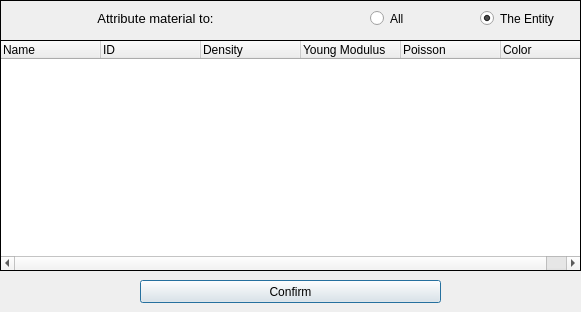
Qt form pulse/uix/user_input/ui/materialInput.ui (open-pulse/OpenPulse) before a commit.
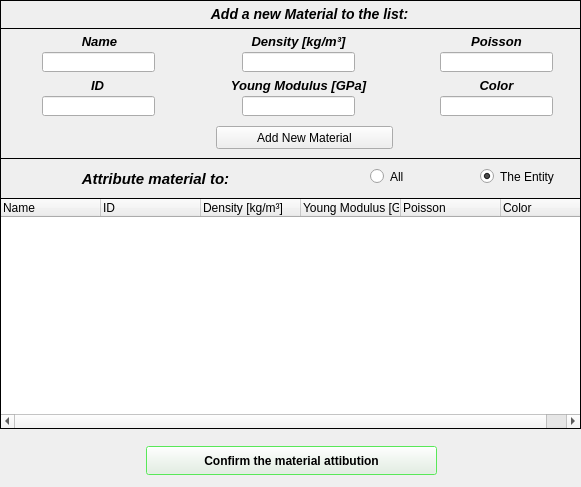
The same form after that commit. Icons and pictures are not drawn.

Commit message: New material/fluid - Ok

```diff
--- a/pulse/uix/user_input/ui/materialInput.ui
+++ b/pulse/uix/user_input/ui/materialInput.ui
@@ -10,7 +10,7 @@
     <x>0</x>
     <y>0</y>
     <width>581</width>
-    <height>312</height>
+    <height>487</height>
    </rect>
   </property>
   <property name="sizePolicy">
@@ -19,6 +19,12 @@
     <verstretch>0</verstretch>
    </sizepolicy>
   </property>
+  <property name="maximumSize">
+   <size>
+    <width>581</width>
+    <height>487</height>
+   </size>
+  </property>
   <property name="contextMenuPolicy">
    <enum>Qt::DefaultContextMenu</enum>
   </property>
@@ -38,9 +44,15 @@
      <x>0</x>
      <y>0</y>
      <width>581</width>
-     <height>311</height>
+     <height>487</height>
     </rect>
    </property>
+   <property name="maximumSize">
+    <size>
+     <width>581</width>
+     <height>487</height>
+    </size>
+   </property>
    <property name="font">
     <font>
      <kerning>true</kerning>
@@ -50,7 +62,7 @@
     <property name="geometry">
      <rect>
       <x>0</x>
-      <y>0</y>
+      <y>158</y>
       <width>581</width>
       <height>41</height>
      </rect>
@@ -107,7 +119,7 @@
      <property name="geometry">
       <rect>
        <x>20</x>
-       <y>10</y>
+       <y>12</y>
        <width>271</width>
        <height>16</height>
       </rect>
@@ -118,7 +130,7 @@
       </font>
      </property>
      <property name="text">
-      <string>Attribute material to:</string>
+      <string>&lt;html&gt;&lt;head/&gt;&lt;body&gt;&lt;p&gt;&lt;span style=&quot; font-size:11pt; font-weight:600; font-style:italic;&quot;&gt;Attribute material to:&lt;/span&gt;&lt;/p&gt;&lt;/body&gt;&lt;/html&gt;</string>
      </property>
      <property name="textFormat">
       <enum>Qt::AutoText</enum>
@@ -132,11 +144,23 @@
     <property name="geometry">
      <rect>
       <x>0</x>
-      <y>40</y>
+      <y>198</y>
       <width>581</width>
       <height>231</height>
      </rect>
     </property>
+    <property name="minimumSize">
+     <size>
+      <width>581</width>
+      <height>0</height>
+     </size>
+    </property>
+    <property name="maximumSize">
+     <size>
+      <width>581</width>
+      <height>16777215</height>
+     </size>
+    </property>
     <property name="frameShape">
      <enum>QFrame::Panel</enum>
     </property>
@@ -167,12 +191,12 @@
     </column>
     <column>
      <property name="text">
-      <string>Density</string>
+      <string>Density [kg/m³]</string>
      </property>
     </column>
     <column>
      <property name="text">
-      <string>Young Modulus</string>
+      <string>Young Modulus [GPa]</string>
      </property>
     </column>
     <column>
@@ -189,15 +213,280 @@
    <widget class="QPushButton" name="pushButton_confirm">
     <property name="geometry">
      <rect>
-      <x>140</x>
-      <y>280</y>
-      <width>301</width>
-      <height>23</height>
+      <x>146</x>
+      <y>446</y>
+      <width>291</width>
+      <height>29</height>
      </rect>
     </property>
+    <property name="font">
+     <font>
+      <pointsize>9</pointsize>
+      <weight>75</weight>
+      <bold>true</bold>
+     </font>
+    </property>
+    <property name="autoFillBackground">
+     <bool>false</bool>
+    </property>
+    <property name="styleSheet">
+     <string notr="true">color: rgb(0, 0, 0);
+selection-background-color: rgb(62, 255, 62);</string>
+    </property>
     <property name="text">
-     <string>Confirm</string>
+     <string>Confirm the material attibution</string>
     </property>
+    <property name="shortcut">
+     <string>Shift+C</string>
+    </property>
+    <property name="default">
+     <bool>false</bool>
+    </property>
+   </widget>
+   <widget class="QFrame" name="frame_3">
+    <property name="geometry">
+     <rect>
+      <x>0</x>
+      <y>0</y>
+      <width>581</width>
+      <height>159</height>
+     </rect>
+    </property>
+    <property name="autoFillBackground">
+     <bool>false</bool>
+    </property>
+    <property name="frameShape">
+     <enum>QFrame::Box</enum>
+    </property>
+    <property name="frameShadow">
+     <enum>QFrame::Plain</enum>
+    </property>
+    <widget class="QLineEdit" name="lineEdit_color">
+     <property name="geometry">
+      <rect>
+       <x>440</x>
+       <y>96</y>
+       <width>113</width>
+       <height>20</height>
+      </rect>
+     </property>
+    </widget>
+    <widget class="QLabel" name="Name_label">
+     <property name="geometry">
+      <rect>
+       <x>76</x>
+       <y>34</y>
+       <width>47</width>
+       <height>15</height>
+      </rect>
+     </property>
+     <property name="text">
+      <string>&lt;html&gt;&lt;head/&gt;&lt;body&gt;&lt;p align=&quot;center&quot;&gt;&lt;span style=&quot; font-size:10pt; font-weight:600; font-style:italic;&quot;&gt;Name&lt;/span&gt;&lt;/p&gt;&lt;/body&gt;&lt;/html&gt;</string>
+     </property>
+    </widget>
+    <widget class="QFrame" name="frame_2">
+     <property name="geometry">
+      <rect>
+       <x>0</x>
+       <y>0</y>
+       <width>581</width>
+       <height>29</height>
+      </rect>
+     </property>
+     <property name="font">
+      <font>
+       <pointsize>10</pointsize>
+      </font>
+     </property>
+     <property name="autoFillBackground">
+      <bool>false</bool>
+     </property>
+     <property name="frameShape">
+      <enum>QFrame::Box</enum>
+     </property>
+     <property name="frameShadow">
+      <enum>QFrame::Plain</enum>
+     </property>
+     <widget class="QLabel" name="Add_new_mat_label">
+      <property name="geometry">
+       <rect>
+        <x>174</x>
+        <y>6</y>
+        <width>271</width>
+        <height>16</height>
+       </rect>
+      </property>
+      <property name="font">
+       <font>
+        <pointsize>11</pointsize>
+       </font>
+      </property>
+      <property name="text">
+       <string>&lt;html&gt;&lt;head/&gt;&lt;body&gt;&lt;p align=&quot;center&quot;&gt;&lt;span style=&quot; font-size:10.5pt; font-weight:600; font-style:italic;&quot;&gt;Add a new Material to the list:&lt;/span&gt;&lt;/p&gt;&lt;/body&gt;&lt;/html&gt;</string>
+      </property>
+      <property name="textFormat">
+       <enum>Qt::AutoText</enum>
+      </property>
+      <property name="alignment">
+       <set>Qt::AlignCenter</set>
+      </property>
+     </widget>
+    </widget>
+    <widget class="QLineEdit" name="lineEdit_density">
+     <property name="geometry">
+      <rect>
+       <x>242</x>
+       <y>52</y>
+       <width>113</width>
+       <height>20</height>
+      </rect>
+     </property>
+    </widget>
+    <widget class="QLineEdit" name="lineEdit_name">
+     <property name="geometry">
+      <rect>
+       <x>42</x>
+       <y>52</y>
+       <width>113</width>
+       <height>20</height>
+      </rect>
+     </property>
+    </widget>
+    <widget class="QLabel" name="color_label">
+     <property name="geometry">
+      <rect>
+       <x>466</x>
+       <y>78</y>
+       <width>61</width>
+       <height>16</height>
+      </rect>
+     </property>
+     <property name="text">
+      <string>&lt;html&gt;&lt;head/&gt;&lt;body&gt;&lt;p align=&quot;center&quot;&gt;&lt;span style=&quot; font-size:10pt; font-weight:600; font-style:italic;&quot;&gt;Color&lt;/span&gt;&lt;/p&gt;&lt;/body&gt;&lt;/html&gt;</string>
+     </property>
+    </widget>
+    <widget class="QLineEdit" name="lineEdit_poisson">
+     <property name="geometry">
+      <rect>
+       <x>440</x>
+       <y>52</y>
+       <width>113</width>
+       <height>20</height>
+      </rect>
+     </property>
+    </widget>
+    <widget class="QLabel" name="density_label">
+     <property name="geometry">
+      <rect>
+       <x>224</x>
+       <y>34</y>
+       <width>149</width>
+       <height>16</height>
+      </rect>
+     </property>
+     <property name="text">
+      <string>&lt;html&gt;&lt;head/&gt;&lt;body&gt;&lt;p align=&quot;center&quot;&gt;&lt;span style=&quot; font-size:10pt; font-weight:600; font-style:italic;&quot;&gt;Density [kg/m³]&lt;/span&gt;&lt;/p&gt;&lt;/body&gt;&lt;/html&gt;</string>
+     </property>
+    </widget>
+    <widget class="QLabel" name="poisson_label">
+     <property name="geometry">
+      <rect>
+       <x>462</x>
+       <y>34</y>
+       <width>69</width>
+       <height>16</height>
+      </rect>
+     </property>
+     <property name="text">
+      <string>&lt;html&gt;&lt;head/&gt;&lt;body&gt;&lt;p align=&quot;center&quot;&gt;&lt;span style=&quot; font-size:10pt; font-weight:600; font-style:italic;&quot;&gt;Poisson&lt;/span&gt;&lt;/p&gt;&lt;/body&gt;&lt;/html&gt;</string>
+     </property>
+    </widget>
+    <widget class="QPushButton" name="pushButton_addMaterial">
+     <property name="enabled">
+      <bool>true</bool>
+     </property>
+     <property name="geometry">
+      <rect>
+       <x>216</x>
+       <y>126</y>
+       <width>177</width>
+       <height>23</height>
+      </rect>
+     </property>
+     <property name="cursor">
+      <cursorShape>ArrowCursor</cursorShape>
+     </property>
+     <property name="layoutDirection">
+      <enum>Qt::LeftToRight</enum>
+     </property>
+     <property name="autoFillBackground">
+      <bool>false</bool>
+     </property>
+     <property name="text">
+      <string>Add New Material</string>
+     </property>
+     <property name="shortcut">
+      <string>Shift+A</string>
+     </property>
+     <property name="checkable">
+      <bool>false</bool>
+     </property>
+     <property name="autoDefault">
+      <bool>true</bool>
+     </property>
+     <property name="default">
+      <bool>false</bool>
+     </property>
+     <property name="flat">
+      <bool>false</bool>
+     </property>
+    </widget>
+    <widget class="QLineEdit" name="lineEdit_id">
+     <property name="geometry">
+      <rect>
+       <x>42</x>
+       <y>96</y>
+       <width>113</width>
+       <height>20</height>
+      </rect>
+     </property>
+    </widget>
+    <widget class="QLineEdit" name="lineEdit_youngModulus">
+     <property name="geometry">
+      <rect>
+       <x>242</x>
+       <y>96</y>
+       <width>113</width>
+       <height>20</height>
+      </rect>
+     </property>
+    </widget>
+    <widget class="QLabel" name="ID_label">
+     <property name="geometry">
+      <rect>
+       <x>74</x>
+       <y>78</y>
+       <width>47</width>
+       <height>15</height>
+      </rect>
+     </property>
+     <property name="text">
+      <string>&lt;html&gt;&lt;head/&gt;&lt;body&gt;&lt;p align=&quot;center&quot;&gt;&lt;span style=&quot; font-size:10pt; font-weight:600; font-style:italic;&quot;&gt;ID&lt;/span&gt;&lt;/p&gt;&lt;/body&gt;&lt;/html&gt;</string>
+     </property>
+    </widget>
+    <widget class="QLabel" name="YoungMod_label">
+     <property name="geometry">
+      <rect>
+       <x>224</x>
+       <y>78</y>
+       <width>149</width>
+       <height>16</height>
+      </rect>
+     </property>
+     <property name="text">
+      <string>&lt;html&gt;&lt;head/&gt;&lt;body&gt;&lt;p align=&quot;center&quot;&gt;&lt;span style=&quot; font-size:10pt; font-weight:600; font-style:italic;&quot;&gt;Young Modulus [GPa]&lt;/span&gt;&lt;/p&gt;&lt;/body&gt;&lt;/html&gt;</string>
+     </property>
+    </widget>
    </widget>
   </widget>
  </widget>
```
Left out of the diff: 13 changed lines with no effect on the pictures. The commit also changes 15 other files.
